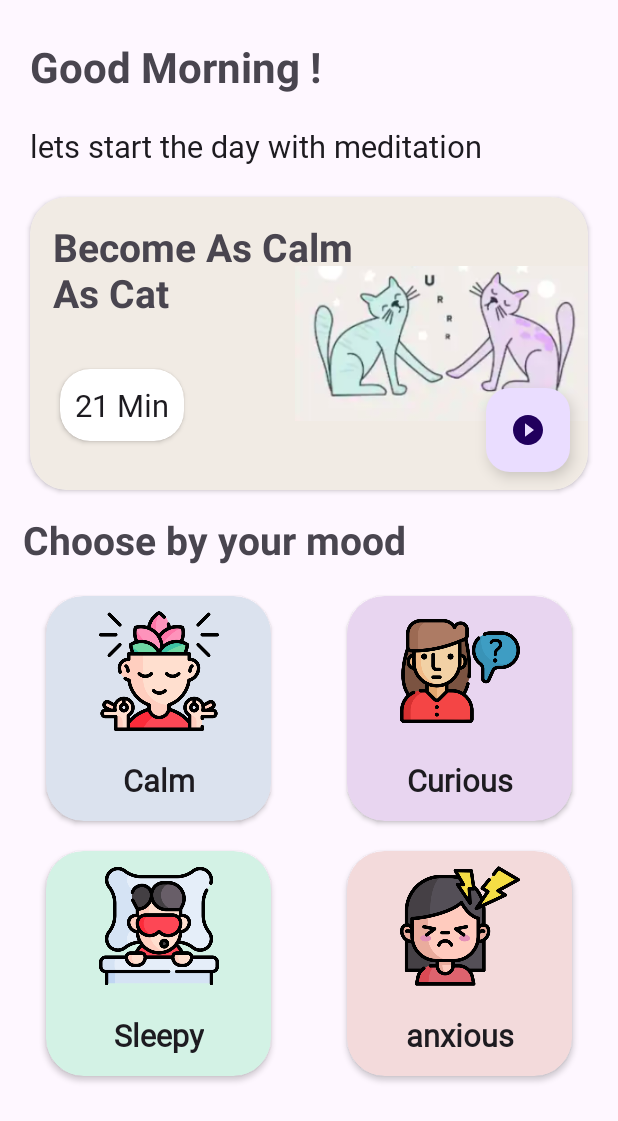
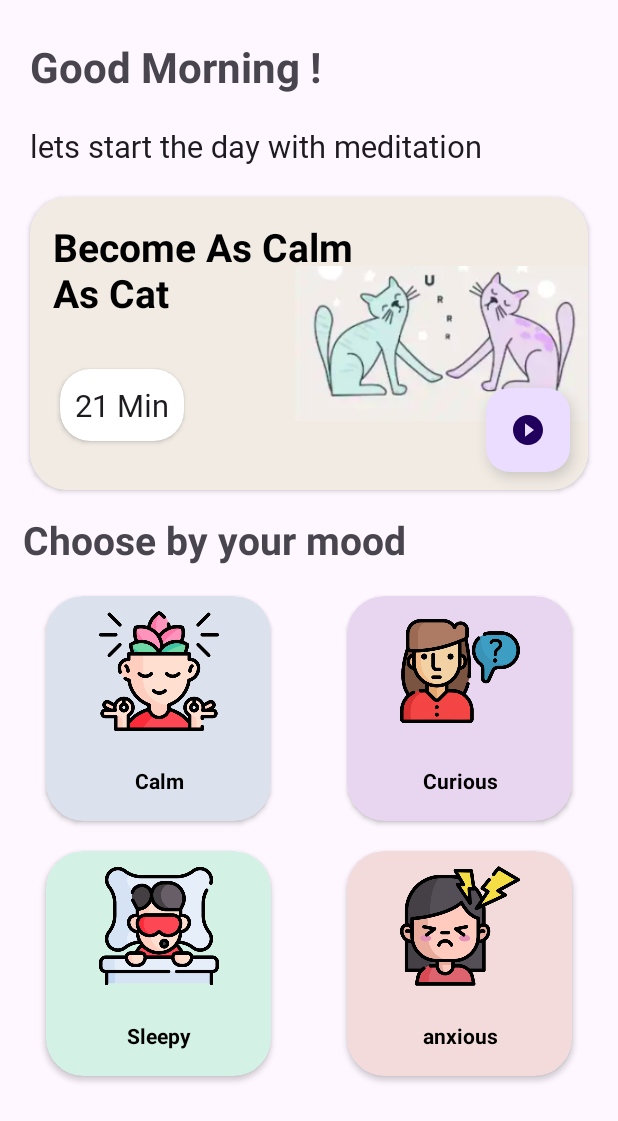
Before and after one commit to Rahulbitcot/Learning_App, an Android app: the ThirdActivity screen opened directly, with no data from a screen before it, on a phone screen of 412 x 824 dp. Shown: the top 1121 px of the screen. Run offline under Robolectric (Android 15) with nearby library versions, the phone set to English and light mode, and no system bars; our stand-ins replace Shimmer, sdp/ssp sizes.

Commit message:
Side Navigation Menu

```diff
--- a/app/src/main/res/layout/activity_second.xml
+++ b/app/src/main/res/layout/activity_second.xml
@@ -84,8 +84,7 @@
             android:layout_height="wrap_content"
             android:layout_margin="8dp"
             android:layout_gravity="center_vertical"
-            android:text="21 minutes"
-            android:textColor="@color/black"/>
+            android:text="21 minutes" />
     </LinearLayout>
 
     <LinearLayout
@@ -111,8 +110,7 @@
             android:layout_height="wrap_content"
             android:layout_margin="8dp"
             android:layout_gravity="center_vertical"
-            android:text="1040 user save file"
-            android:textColor="@color/black"/>
+            android:text="1040 user save file" />
     </LinearLayout>
 
     <com.google.android.material.button.MaterialButton
--- a/app/src/main/res/layout/activity_side_navigation.xml
+++ b/app/src/main/res/layout/activity_side_navigation.xml
@@ -31,7 +31,7 @@
             <TextView
                 android:layout_width="wrap_content"
                 android:layout_height="match_parent"
-                style="@style/MediumFont15"
+                android:textColor="@color/black"
                 android:textStyle="bold"
                 android:gravity="center"
                 android:text="Side Navigation Menu"/>
--- a/app/src/main/res/layout/activity_third.xml
+++ b/app/src/main/res/layout/activity_third.xml
@@ -185,6 +185,7 @@
                 android:layout_width="200dp"
                 android:layout_height="wrap_content"
                 android:layout_margin="15dp"
+                android:textColor="@color/black"
                 android:text="@string/become_as_calm_as_cat"
                 android:textSize="26sp"
                 android:textStyle="bold"
@@ -252,11 +253,11 @@
                 app:layout_constraintTop_toTopOf="parent" />
 
             <TextView
-                style="@style/MediumFont16"
                 android:layout_width="wrap_content"
                 android:layout_height="wrap_content"
                 android:layout_marginTop="5dp"
                 android:text="@string/calm"
+                android:textColor="@color/black"
                 android:textStyle="bold"
                 app:layout_constraintBottom_toBottomOf="parent"
                 app:layout_constraintEnd_toEndOf="@id/imageView_calm"
@@ -293,7 +294,7 @@
                 app:layout_constraintTop_toTopOf="parent" />
 
             <TextView
-                style="@style/MediumFont16"
+                android:textColor="@color/black"
                 android:layout_width="wrap_content"
                 android:layout_height="wrap_content"
                 android:layout_marginTop="5dp"
@@ -334,7 +335,7 @@
                 app:layout_constraintTop_toTopOf="parent" />
 
             <TextView
-                style="@style/MediumFont16"
+                android:textColor="@color/black"
                 android:layout_width="wrap_content"
                 android:layout_height="wrap_content"
                 android:layout_marginTop="5dp"
@@ -375,7 +376,7 @@
                 app:layout_constraintTop_toTopOf="parent" />
 
             <TextView
-                style="@style/MediumFont16"
+                android:textColor="@color/black"
                 android:layout_width="wrap_content"
                 android:layout_height="wrap_content"
                 android:layout_marginTop="5dp"
```
